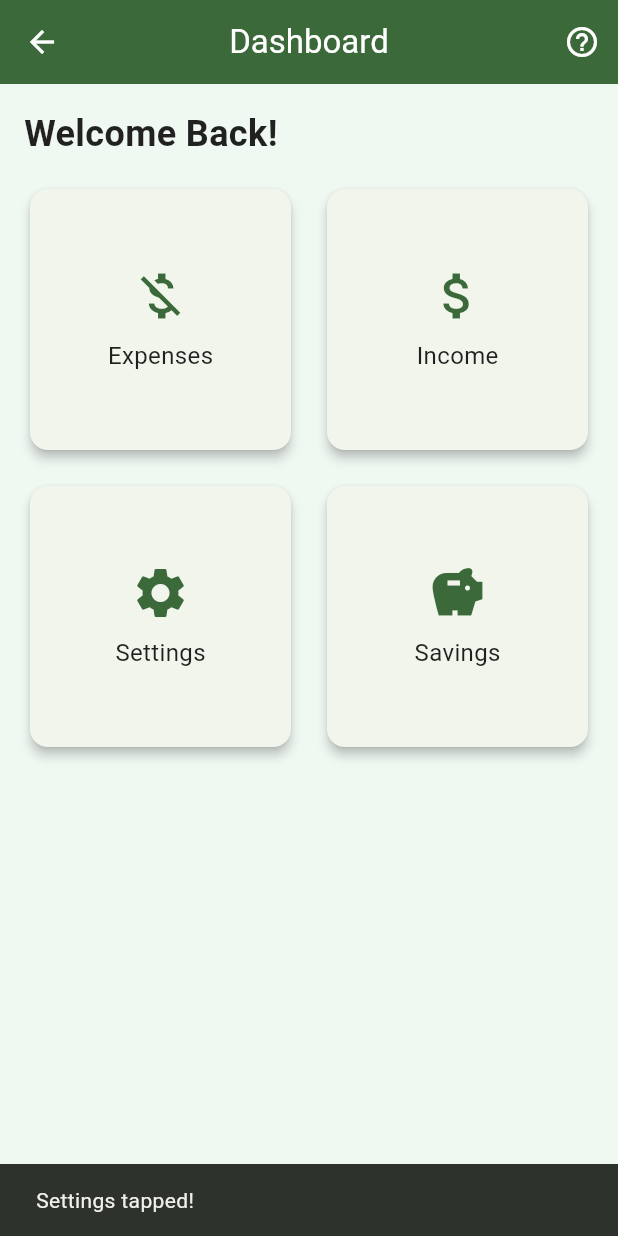
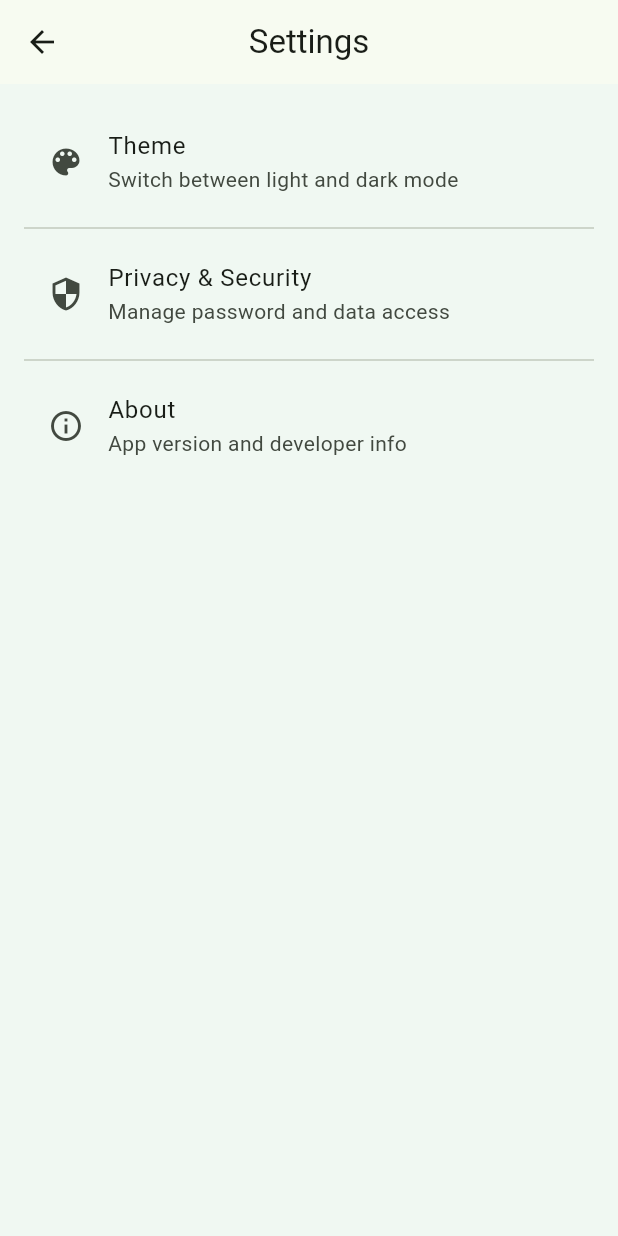
Before and after one commit to 64bitMagician/ExpenseTrackerApplication, a Flutter app: the DashboardScreen screen opened by its route, after a tap on "Settings", on a phone screen of 412 x 824 dp. Run offline on Flutter 3.47's test engine with Material 3 defaults, Android fonts, the light colour scheme and no system bars.

Commit message:
I added the routes to all 4 DashboardCards. Also added a directory for non application methods. For proof of my text and csv files as database, since they are stored within the storage of the device itself.

```diff
--- a/lib/appRoutes.dart
+++ b/lib/appRoutes.dart
@@ -4,17 +4,22 @@ import 'package:expense_tracker/screens/dashboardScreen.dart';
 import 'package:expense_tracker/screens/expenses_screen.dart';
 import 'package:expense_tracker/screens/forgot_password_screen.dart';
 import 'package:expense_tracker/screens/help_screen.dart';
+import 'package:expense_tracker/screens/income_screen.dart';
 import 'package:expense_tracker/screens/login_screen.dart';
+import 'package:expense_tracker/screens/savings_screen.dart';
+import 'package:expense_tracker/screens/settings_screen.dart';
 import 'package:flutter/material.dart';
 
 class AppRoutes {
   static const String loginScreen = '/';
   static const String helpScreen = '/helpScreen';
-  static const String settingsScreen = '/settingsScreen';
   static const String forgotPasswordScreen = '/forgotPasswordScreen';
   static const String expensesScreen = '/expensesScreen';
   static const String dashboardScreen = '/dashboardScreen';
   static const String addExpenseScreen = '/addExpenseScreen';
+  static const String incomeScreen = '/incomeScreen';
+  static const String savingsScreen = '/savingsScreen';
+  static const String settingsScreen = '/settingsScreen';
 
   static Map<String, WidgetBuilder> get routes => {
     loginScreen: (context) => LoginScreen(),
@@ -24,5 +29,8 @@ class AppRoutes {
     expensesScreen: (context) => ExpensesScreen(),
     dashboardScreen: (context) => DashboardScreen(),
     addExpenseScreen:  (context) => AddExpenseScreen(),
+    incomeScreen: (context) => IncomeScreen(),
+    savingsScreen: (context) => SavingsScreen(),
+    settingsScreen: (context) => SettingsScreen(),
   };
 }
--- a/lib/screens/dashboardScreen.dart
+++ b/lib/screens/dashboardScreen.dart
@@ -1,6 +1,7 @@
+import 'package:expense_tracker/appRoutes.dart';
 import 'package:flutter/material.dart';
 import '../custom_widgets/DashboardCard.dart';
-import 'help_screen.dart'; // Make sure this file exists or create it
+import 'help_screen.dart';
 
 class DashboardScreen extends StatelessWidget {
   const DashboardScreen({super.key});
@@ -41,11 +42,11 @@ class DashboardScreen extends StatelessWidget {
                 crossAxisCount: 2,
                 mainAxisSpacing: 16,
                 crossAxisSpacing: 16,
-                children: const [
-                  DashboardCard(title: 'Expenses', icon: Icons.money_off),
-                  DashboardCard(title: 'Income', icon: Icons.attach_money),
-                  DashboardCard(title: 'Settings', icon: Icons.settings),
-                  DashboardCard(title: 'Savings', icon: Icons.savings),
+                children: [
+                  DashboardCard(title: 'Expenses', icon: Icons.money_off, onPressed: () {Navigator.pushNamed(context, AppRoutes.expensesScreen);},),
+                  DashboardCard(title: 'Income', icon: Icons.attach_money, onPressed: () {Navigator.pushNamed(context, AppRoutes.incomeScreen);},),
+                  DashboardCard(title: 'Settings', icon: Icons.settings, onPressed: () {Navigator.pushNamed(context, AppRoutes.settingsScreen);},),
+                  DashboardCard(title: 'Savings', icon: Icons.savings, onPressed: () {Navigator.pushNamed(context, AppRoutes.savingsScreen);},),
                 ],
               ),
             ),
--- /dev/null
+++ b/lib/screens/settings_screen.dart
@@ -0,0 +1,37 @@
+import 'package:flutter/material.dart';
+
+class SettingsScreen extends StatelessWidget {
+  const SettingsScreen({super.key});
+
+  @override
+  Widget build(BuildContext context) {
+    return Scaffold(
+      appBar: AppBar(
+        title: const Text('Settings'),
+        centerTitle: true,
+      ),
+      body: ListView(
+        padding: const EdgeInsets.all(16),
+        children: const [
+          ListTile(
+            leading: Icon(Icons.color_lens),
+            title: Text('Theme'),
+            subtitle: Text('Switch between light and dark mode'),
+          ),
+          Divider(),
+          ListTile(
+            leading: Icon(Icons.security),
+            title: Text('Privacy & Security'),
+            subtitle: Text('Manage password and data access'),
+          ),
+          Divider(),
+          ListTile(
+            leading: Icon(Icons.info_outline),
+            title: Text('About'),
+            subtitle: Text('App version and developer info'),
+          ),
+        ],
+      ),
+    );
+  }
+}
```
Also changed, not shown: lib/custom_widgets/DashboardCard.dart (+13 -6 lines), lib/screens/income_screen.dart (added, +21 -0 lines), lib/screens/savings_screen.dart (added, +21 -0 lines), lib/nonApplicationProcesses/getCSVDataBaseWithinStorage.dart (added), lib/nonApplicationProcesses/getPasswordWithinStorage.dart (added).
